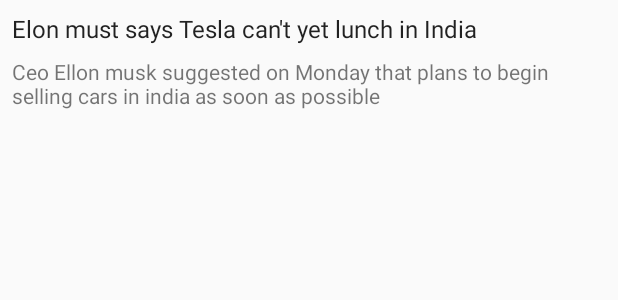
After one commit to EliasMazz/ArchitectureComponents, an Android app: the layout news_article_item.xml on its own in the app's theme, with its tools: preview values and no code run, on a phone screen of 412 x 824 dp. The commit adds this screen. Shown: the top 300 px of the screen. Run offline under Robolectric (Android 15) with nearby library versions, the phone set to English and light mode, and no system bars.

```diff
--- a/AndroidComponents/app/src/main/AndroidManifest.xml
+++ b/AndroidComponents/app/src/main/AndroidManifest.xml
@@ -1,6 +1,8 @@
 <?xml version="1.0" encoding="utf-8"?>
 <manifest xmlns:android="http://schemas.android.com/apk/res/android"
           package="com.eliasmazz.androidcomponents">
+
+    <uses-permission android:name="android.permission.ACCESS_WIFI_STATE"></uses-permission>
 
     <application
             android:allowBackup="true"
--- /dev/null
+++ b/AndroidComponents/app/src/main/java/com/eliasmazz/androidcomponents/NewsArticle.kt
@@ -0,0 +1,6 @@
+package com.eliasmazz.androidcomponents
+
+data class NewsArticle(
+    var title: String = "",
+    var description: String = ""
+)
--- /dev/null
+++ b/AndroidComponents/app/src/main/res/layout/news_article_item.xml
@@ -0,0 +1,31 @@
+<?xml version="1.0" encoding="utf-8"?>
+<RelativeLayout xmlns:android="http://schemas.android.com/apk/res/android"
+                android:layout_width="match_parent"
+                android:layout_height="wrap_content"
+                xmlns:tools="http://schemas.android.com/tools"
+                android:orientation="vertical">
+
+    <TextView
+            android:id="@+id/news_title"
+            android:layout_width="wrap_content"
+            android:layout_height="wrap_content"
+            android:layout_marginEnd="8dp"
+            android:layout_marginStart="8dp"
+            android:layout_marginTop="8dp"
+            android:textAppearance="@style/TextAppearance.AppCompat.Subhead"
+            tools:text="Elon must says Tesla can't yet lunch in India"
+    />
+
+    <TextView
+              android:id="@+id/news_description"
+              android:layout_width="match_parent"
+              android:layout_height="wrap_content"
+              android:layout_below="@+id/news_title"
+              android:layout_marginBottom="8dp"
+              android:layout_marginEnd="8dp"
+              android:layout_marginStart="8dp"
+              android:layout_marginTop="8dp"
+              tools:text="Ceo Ellon musk suggested on Monday that plans to begin selling cars in india as soon as possible"
+    />
+
+</RelativeLayout>
```
Also changed, not shown: AndroidComponents/app/build.gradle (+10 -4 lines), AndroidComponents/app/src/main/java/com/eliasmazz/androidcomponents/CounterViewModel.kt (+11 -1 lines), AndroidComponents/app/src/main/java/com/eliasmazz/androidcomponents/DummyDataProvider.kt (added, +11 -0 lines), AndroidComponents/app/src/main/java/com/eliasmazz/androidcomponents/MainActivity.kt (+23 -3 lines), AndroidComponents/app/src/main/java/com/eliasmazz/androidcomponents/NewsAdapter.kt (added, +36 -0 lines), AndroidComponents/app/src/main/java/com/eliasmazz/androidcomponents/NewsViewModel.kt (added, +7 -0 lines), AndroidComponents/app/src/main/res/layout/activity_main.xml (+13 -8 lines).
